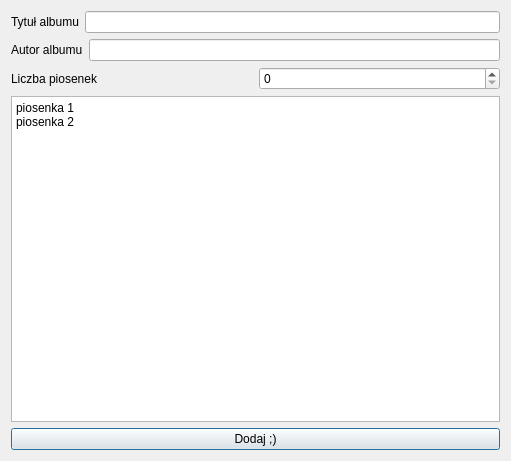
Qt form formDialog.ui (suwka/musicapp) before a commit.
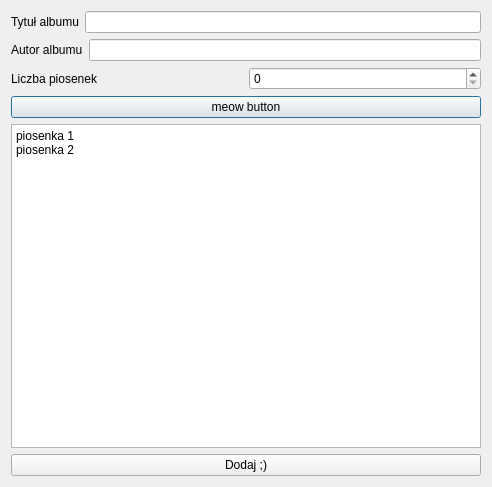
The same form after that commit.

Commit message: DODAWANIE ALBUMUW, IMPORT PIOSENEK Z PLIKU, PROGRES BAR I CHECBOXY DZIALAJACE

```diff
--- a/formDialog.ui
+++ b/formDialog.ui
@@ -6,8 +6,8 @@
    <rect>
     <x>0</x>
     <y>0</y>
-    <width>511</width>
-    <height>461</height>
+    <width>492</width>
+    <height>487</height>
    </rect>
   </property>
   <property name="windowTitle">
@@ -64,6 +64,13 @@
      </item>
     </layout>
    </item>
+   <item>
+    <widget class="QPushButton" name="importAlbumButton">
+     <property name="text">
+      <string>meow button</string>
+     </property>
+    </widget>
+   </item>
    <item>
     <layout class="QHBoxLayout" name="horizontalLayout">
      <item>
```
The commit also changes 6 other files.
